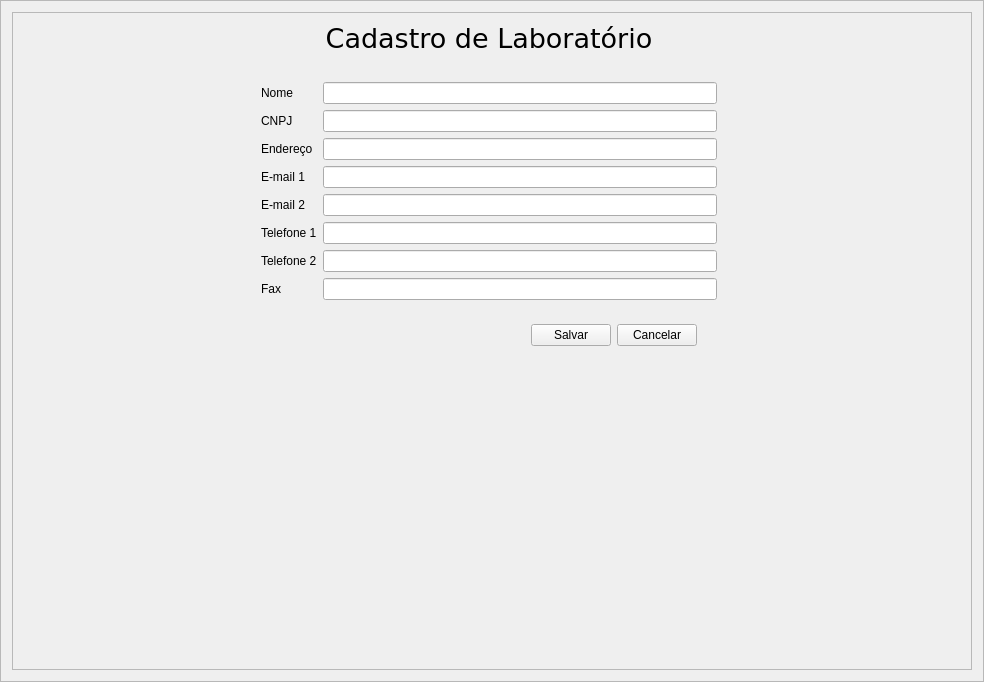
Above: src/GUI/LabInput.ui from f-t-alves/npx_public before the change. Below: the same form after it.
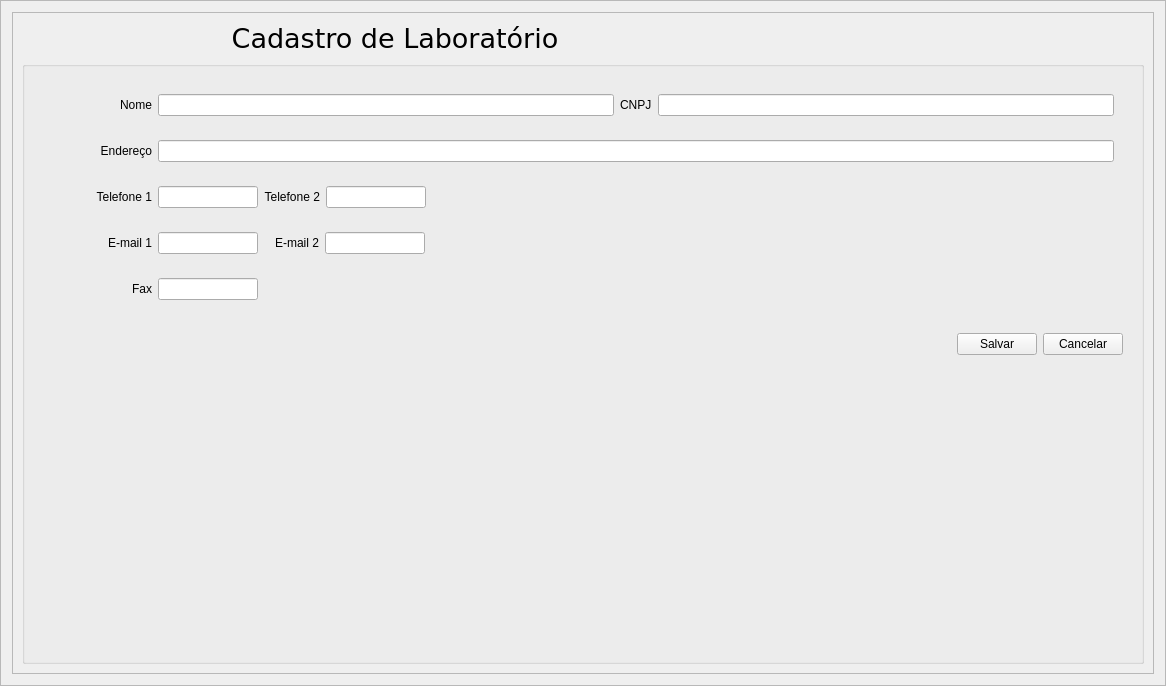
That is the form after the change. Icons and pictures are not drawn.

```diff
--- a/src/GUI/LabInput.ui
+++ b/src/GUI/LabInput.ui
@@ -6,8 +6,8 @@
    <rect>
     <x>0</x>
     <y>0</y>
-    <width>951</width>
-    <height>682</height>
+    <width>1166</width>
+    <height>686</height>
    </rect>
   </property>
   <property name="windowTitle">
@@ -19,7 +19,7 @@
   <property name="frameShadow">
    <enum>QFrame::Raised</enum>
   </property>
-  <layout class="QGridLayout" name="gridLayout_4">
+  <layout class="QGridLayout" name="gridLayout_10">
    <item row="0" column="0">
     <widget class="QFrame" name="LabFrame">
      <property name="frameShape">
@@ -29,200 +29,14 @@
       <enum>QFrame::Raised</enum>
      </property>
      <layout class="QGridLayout" name="gridLayout">
-      <item row="4" column="1" colspan="3">
-       <widget class="QWidget" name="InputWidget" native="true">
-        <layout class="QGridLayout" name="gridLayout_3">
-         <item row="5" column="2">
-          <widget class="QLineEdit" name="Email2Entry"/>
-         </item>
-         <item row="7" column="1">
-          <widget class="QLabel" name="Phone2Label">
-           <property name="text">
-            <string>Telefone 2</string>
-           </property>
-          </widget>
-         </item>
-         <item row="6" column="1">
-          <widget class="QLabel" name="Phone1Label">
-           <property name="text">
-            <string>Telefone 1</string>
-           </property>
-          </widget>
-         </item>
-         <item row="8" column="1">
-          <widget class="QLabel" name="FaxLabel">
-           <property name="text">
-            <string>Fax</string>
-           </property>
-          </widget>
-         </item>
-         <item row="6" column="2">
-          <widget class="QLineEdit" name="Phone1Entry"/>
-         </item>
-         <item row="8" column="2">
-          <widget class="QLineEdit" name="FaxEntry"/>
-         </item>
-         <item row="7" column="2">
-          <widget class="QLineEdit" name="Phone2Entry"/>
-         </item>
-         <item row="1" column="1">
-          <widget class="QLabel" name="NameLabel">
-           <property name="text">
-            <string>Nome</string>
-           </property>
-          </widget>
-         </item>
-         <item row="2" column="1">
-          <widget class="QLabel" name="CNPJLabel">
-           <property name="text">
-            <string>CNPJ</string>
-           </property>
-          </widget>
-         </item>
-         <item row="2" column="2">
-          <widget class="QLineEdit" name="CNPJEntry"/>
-         </item>
-         <item row="1" column="2">
-          <widget class="QLineEdit" name="NameEntry"/>
-         </item>
-         <item row="3" column="2">
-          <widget class="QLineEdit" name="EnderEntry"/>
-         </item>
-         <item row="4" column="1">
-          <widget class="QLabel" name="Email1Label">
-           <property name="text">
-            <string>E-mail 1</string>
-           </property>
-          </widget>
-         </item>
-         <item row="4" column="2">
-          <widget class="QLineEdit" name="Email1Entry"/>
-         </item>
-         <item row="5" column="1">
-          <widget class="QLabel" name="Email2Label">
-           <property name="text">
-            <string>E-mail 2</string>
-           </property>
-          </widget>
-         </item>
-         <item row="3" column="1">
-          <widget class="QLabel" name="EnderLabel">
-           <property name="text">
-            <string>Endereço</string>
-           </property>
-          </widget>
-         </item>
-         <item row="1" column="0" rowspan="8">
-          <spacer name="horizontalSpacer_2">
-           <property name="orientation">
-            <enum>Qt::Horizontal</enum>
-           </property>
-           <property name="sizeType">
-            <enum>QSizePolicy::Fixed</enum>
-           </property>
-           <property name="sizeHint" stdset="0">
-            <size>
-             <width>80</width>
-             <height>20</height>
-            </size>
-           </property>
-          </spacer>
-         </item>
-         <item row="1" column="3" rowspan="8">
-          <spacer name="horizontalSpacer_5">
-           <property name="orientation">
-            <enum>Qt::Horizontal</enum>
-           </property>
-           <property name="sizeType">
-            <enum>QSizePolicy::Fixed</enum>
-           </property>
-           <property name="sizeHint" stdset="0">
-            <size>
-             <width>80</width>
-             <height>20</height>
-            </size>
-           </property>
-          </spacer>
-         </item>
-        </layout>
-       </widget>
-      </item>
-      <item row="1" column="4" alignment="Qt::AlignLeft|Qt::AlignBottom">
+      <item row="1" column="3" alignment="Qt::AlignLeft|Qt::AlignBottom">
        <widget class="QLabel" name="LogoLabel">
         <property name="text">
          <string>&lt;html&gt;&lt;head/&gt;&lt;body&gt;&lt;p&gt;&lt;img src=&quot;:/NPX ICO/clinic (2).png&quot;/&gt;&lt;/p&gt;&lt;/body&gt;&lt;/html&gt;</string>
         </property>
        </widget>
       </item>
-      <item row="4" column="4" rowspan="4">
-       <spacer name="horizontalSpacer_3">
-        <property name="orientation">
-         <enum>Qt::Horizontal</enum>
-        </property>
-        <property name="sizeType">
-         <enum>QSizePolicy::Fixed</enum>
-        </property>
-        <property name="sizeHint" stdset="0">
-         <size>
-          <width>150</width>
-          <height>20</height>
-         </size>
-        </property>
-       </spacer>
-      </item>
-      <item row="5" column="1" colspan="3">
-       <widget class="QWidget" name="ButtonWidget" native="true">
-        <layout class="QGridLayout" name="gridLayout_5">
-         <item row="0" column="2">
-          <widget class="QPushButton" name="CancelarButton">
-           <property name="text">
-            <string>Cancelar</string>
-           </property>
-          </widget>
-         </item>
-         <item row="0" column="1">
-          <widget class="QPushButton" name="SalvarButton">
-           <property name="text">
-            <string>Salvar</string>
-           </property>
-          </widget>
-         </item>
-         <item row="0" column="0">
-          <spacer name="horizontalSpacer_4">
-           <property name="orientation">
-            <enum>Qt::Horizontal</enum>
-           </property>
-           <property name="sizeType">
-            <enum>QSizePolicy::Fixed</enum>
-           </property>
-           <property name="sizeHint" stdset="0">
-            <size>
-             <width>350</width>
-             <height>20</height>
-            </size>
-           </property>
-          </spacer>
-         </item>
-         <item row="0" column="3">
-          <spacer name="horizontalSpacer_6">
-           <property name="orientation">
-            <enum>Qt::Horizontal</enum>
-           </property>
-           <property name="sizeType">
-            <enum>QSizePolicy::Fixed</enum>
-           </property>
-           <property name="sizeHint" stdset="0">
-            <size>
-             <width>100</width>
-             <height>20</height>
-            </size>
-           </property>
-          </spacer>
-         </item>
-        </layout>
-       </widget>
-      </item>
-      <item row="1" column="1" colspan="3">
+      <item row="1" column="1" colspan="2">
        <widget class="QLabel" name="TitleLabel">
         <property name="font">
          <font>
@@ -237,34 +51,337 @@
         </property>
        </widget>
       </item>
-      <item row="8" column="1" colspan="3">
-       <spacer name="verticalSpacer">
-        <property name="orientation">
-         <enum>Qt::Vertical</enum>
+      <item row="2" column="1" colspan="3">
+       <widget class="QGroupBox" name="groupBox">
+        <property name="title">
+         <string/>
         </property>
-        <property name="sizeHint" stdset="0">
-         <size>
-          <width>20</width>
-          <height>40</height>
-         </size>
-        </property>
-       </spacer>
-      </item>
-      <item row="2" column="0" rowspan="6">
-       <spacer name="horizontalSpacer">
-        <property name="orientation">
-         <enum>Qt::Horizontal</enum>
-        </property>
-        <property name="sizeType">
-         <enum>QSizePolicy::Fixed</enum>
-        </property>
-        <property name="sizeHint" stdset="0">
-         <size>
-          <width>150</width>
-          <height>20</height>
-         </size>
-        </property>
-       </spacer>
+        <layout class="QGridLayout" name="gridLayout_2">
+         <item row="1" column="0">
+          <widget class="QWidget" name="ButtonWidget" native="true">
+           <layout class="QGridLayout" name="gridLayout_5">
+            <item row="0" column="1">
+             <widget class="QPushButton" name="SalvarButton">
+              <property name="text">
+               <string>Salvar</string>
+              </property>
+             </widget>
+            </item>
+            <item row="0" column="2">
+             <widget class="QPushButton" name="CancelarButton">
+              <property name="text">
+               <string>Cancelar</string>
+              </property>
+             </widget>
+            </item>
+            <item row="0" column="0">
+             <spacer name="horizontalSpacer_4">
+              <property name="orientation">
+               <enum>Qt::Horizontal</enum>
+              </property>
+              <property name="sizeType">
+               <enum>QSizePolicy::Expanding</enum>
+              </property>
+              <property name="sizeHint" stdset="0">
+               <size>
+                <width>1100</width>
+                <height>20</height>
+               </size>
+              </property>
+             </spacer>
+            </item>
+           </layout>
+          </widget>
+         </item>
+         <item row="2" column="0">
+          <spacer name="verticalSpacer">
+           <property name="orientation">
+            <enum>Qt::Vertical</enum>
+           </property>
+           <property name="sizeType">
+            <enum>QSizePolicy::Expanding</enum>
+           </property>
+           <property name="sizeHint" stdset="0">
+            <size>
+             <width>20</width>
+             <height>800</height>
+            </size>
+           </property>
+          </spacer>
+         </item>
+         <item row="0" column="0">
+          <widget class="QWidget" name="InputWidget" native="true">
+           <layout class="QGridLayout" name="gridLayout_3">
+            <item row="4" column="0" colspan="2">
+             <widget class="QWidget" name="widget_4" native="true">
+              <layout class="QGridLayout" name="gridLayout_9">
+               <item row="0" column="1">
+                <widget class="QLineEdit" name="FaxEntry">
+                 <property name="maximumSize">
+                  <size>
+                   <width>100</width>
+                   <height>16777215</height>
+                  </size>
+                 </property>
+                </widget>
+               </item>
+               <item row="0" column="0">
+                <widget class="QLabel" name="FaxLabel">
+                 <property name="minimumSize">
+                  <size>
+                   <width>100</width>
+                   <height>0</height>
+                  </size>
+                 </property>
+                 <property name="maximumSize">
+                  <size>
+                   <width>100</width>
+                   <height>16777215</height>
+                  </size>
+                 </property>
+                 <property name="text">
+                  <string>&lt;html&gt;&lt;head/&gt;&lt;body&gt;&lt;p align=&quot;right&quot;&gt;Fax&lt;/p&gt;&lt;/body&gt;&lt;/html&gt;</string>
+                 </property>
+                </widget>
+               </item>
+               <item row="0" column="2">
+                <spacer name="horizontalSpacer_3">
+                 <property name="orientation">
+                  <enum>Qt::Horizontal</enum>
+                 </property>
+                 <property name="sizeHint" stdset="0">
+                  <size>
+                   <width>40</width>
+                   <height>20</height>
+                  </size>
+                 </property>
+                </spacer>
+               </item>
+              </layout>
+             </widget>
+            </item>
+            <item row="2" column="0" colspan="2">
+             <widget class="QWidget" name="widget_3" native="true">
+              <layout class="QGridLayout" name="gridLayout_8">
+               <item row="0" column="4">
+                <spacer name="horizontalSpacer_5">
+                 <property name="orientation">
+                  <enum>Qt::Horizontal</enum>
+                 </property>
+                 <property name="sizeType">
+                  <enum>QSizePolicy::Expanding</enum>
+                 </property>
+                 <property name="sizeHint" stdset="0">
+                  <size>
+                   <width>40</width>
+                   <height>20</height>
+                  </size>
+                 </property>
+                </spacer>
+               </item>
+               <item row="0" column="2">
+                <widget class="QLabel" name="Phone2Label">
+                 <property name="minimumSize">
+                  <size>
+                   <width>45</width>
+                   <height>0</height>
+                  </size>
+                 </property>
+                 <property name="maximumSize">
+                  <size>
+                   <width>70</width>
+                   <height>16777215</height>
+                  </size>
+                 </property>
+                 <property name="text">
+                  <string>&lt;html&gt;&lt;head/&gt;&lt;body&gt;&lt;p align=&quot;right&quot;&gt;Telefone 2&lt;/p&gt;&lt;/body&gt;&lt;/html&gt;</string>
+                 </property>
+                </widget>
+               </item>
+               <item row="0" column="1">
+                <widget class="QLineEdit" name="Phone1Entry">
+                 <property name="maximumSize">
+                  <size>
+                   <width>100</width>
+                   <height>16777215</height>
+                  </size>
+                 </property>
+                </widget>
+               </item>
+               <item row="0" column="3">
+                <widget class="QLineEdit" name="Phone2Entry">
+                 <property name="maximumSize">
+                  <size>
+                   <width>100</width>
+                   <height>16777215</height>
+                  </size>
+                 </property>
+                </widget>
+               </item>
+               <item row="0" column="0">
+                <widget class="QLabel" name="Phone1Label">
+                 <property name="minimumSize">
+                  <size>
+                   <width>100</width>
+                   <height>0</height>
+                  </size>
+                 </property>
+                 <property name="maximumSize">
+                  <size>
+                   <width>100</width>
+                   <height>16777215</height>
+                  </size>
+                 </property>
+                 <property name="text">
+                  <string>&lt;html&gt;&lt;head/&gt;&lt;body&gt;&lt;p align=&quot;right&quot;&gt;Telefone 1&lt;/p&gt;&lt;/body&gt;&lt;/html&gt;</string>
+                 </property>
+                </widget>
+               </item>
+              </layout>
+             </widget>
+            </item>
+            <item row="0" column="0" colspan="2">
+             <widget class="QWidget" name="widget_5" native="true">
+              <property name="maximumSize">
+               <size>
+                <width>16777215</width>
+                <height>16777215</height>
+               </size>
+              </property>
+              <layout class="QGridLayout" name="gridLayout_7">
+               <item row="0" column="0">
+                <widget class="QLabel" name="NameLabel">
+                 <property name="minimumSize">
+                  <size>
+                   <width>100</width>
+                   <height>0</height>
+                  </size>
+                 </property>
+                 <property name="text">
+                  <string>&lt;html&gt;&lt;head/&gt;&lt;body&gt;&lt;p align=&quot;right&quot;&gt;Nome&lt;/p&gt;&lt;/body&gt;&lt;/html&gt;</string>
+                 </property>
+                </widget>
+               </item>
+               <item row="0" column="1">
+                <widget class="QLineEdit" name="NameEntry"/>
+               </item>
+               <item row="0" column="2">
+                <widget class="QLabel" name="CNPJLabel">
+                 <property name="text">
+                  <string>CNPJ</string>
+                 </property>
+                </widget>
+               </item>
+               <item row="0" column="3">
+                <widget class="QLineEdit" name="CNPJEntry"/>
+               </item>
+              </layout>
+             </widget>
+            </item>
+            <item row="1" column="0" colspan="2">
+             <widget class="QWidget" name="widget_2" native="true">
+              <layout class="QGridLayout" name="gridLayout_4">
+               <item row="1" column="0">
+                <widget class="QLabel" name="EnderLabel_2">
+                 <property name="minimumSize">
+                  <size>
+                   <width>100</width>
+                   <height>0</height>
+                  </size>
+                 </property>
+                 <property name="text">
+                  <string>&lt;html&gt;&lt;head/&gt;&lt;body&gt;&lt;p align=&quot;right&quot;&gt;Endereço&lt;/p&gt;&lt;/body&gt;&lt;/html&gt;</string>
+                 </property>
+                </widget>
+               </item>
+               <item row="1" column="1">
+                <widget class="QLineEdit" name="EnderEntry_2"/>
+               </item>
+              </layout>
+             </widget>
+            </item>
+            <item row="3" column="0" colspan="2">
+             <widget class="QWidget" name="widget" native="true">
+              <layout class="QGridLayout" name="gridLayout_6">
+               <item row="0" column="1">
+                <widget class="QLineEdit" name="Email1Entry">
+                 <property name="maximumSize">
+                  <size>
+                   <width>100</width>
+                   <height>16777215</height>
+                  </size>
+                 </property>
+                </widget>
+               </item>
+               <item row="0" column="3">
+                <widget class="QLineEdit" name="Email2Entry">
+                 <property name="maximumSize">
+                  <size>
+                   <width>100</width>
+                   <height>16777215</height>
+                  </size>
+                 </property>
+                </widget>
+               </item>
+               <item row="0" column="0">
+                <widget class="QLabel" name="Email1Label">
+                 <property name="minimumSize">
+                  <size>
+                   <width>100</width>
+                   <height>0</height>
+                  </size>
+                 </property>
+                 <property name="maximumSize">
+                  <size>
+                   <width>100</width>
+                   <height>16777215</height>
+                  </size>
+                 </property>
+                 <property name="text">
+                  <string>&lt;html&gt;&lt;head/&gt;&lt;body&gt;&lt;p align=&quot;right&quot;&gt;E-mail 1&lt;/p&gt;&lt;/body&gt;&lt;/html&gt;</string>
+                 </property>
+                </widget>
+               </item>
+               <item row="0" column="4">
+                <spacer name="horizontalSpacer_2">
+                 <property name="orientation">
+                  <enum>Qt::Horizontal</enum>
+                 </property>
+                 <property name="sizeHint" stdset="0">
+                  <size>
+                   <width>40</width>
+                   <height>20</height>
+                  </size>
+                 </property>
+                </spacer>
+               </item>
+               <item row="0" column="2">
+                <widget class="QLabel" name="Email2Label">
+                 <property name="minimumSize">
+                  <size>
+                   <width>55</width>
+                   <height>0</height>
+                  </size>
+                 </property>
+                 <property name="maximumSize">
+                  <size>
+                   <width>45</width>
+                   <height>16777215</height>
+                  </size>
+                 </property>
+                 <property name="text">
+                  <string>&lt;html&gt;&lt;head/&gt;&lt;body&gt;&lt;p align=&quot;right&quot;&gt;E-mail 2&lt;/p&gt;&lt;/body&gt;&lt;/html&gt;</string>
+                 </property>
+                </widget>
+               </item>
+              </layout>
+             </widget>
+            </item>
+           </layout>
+          </widget>
+         </item>
+        </layout>
+       </widget>
       </item>
      </layout>
     </widget>
```
Left out of the diff: 2 changed lines with no effect on the pictures.
